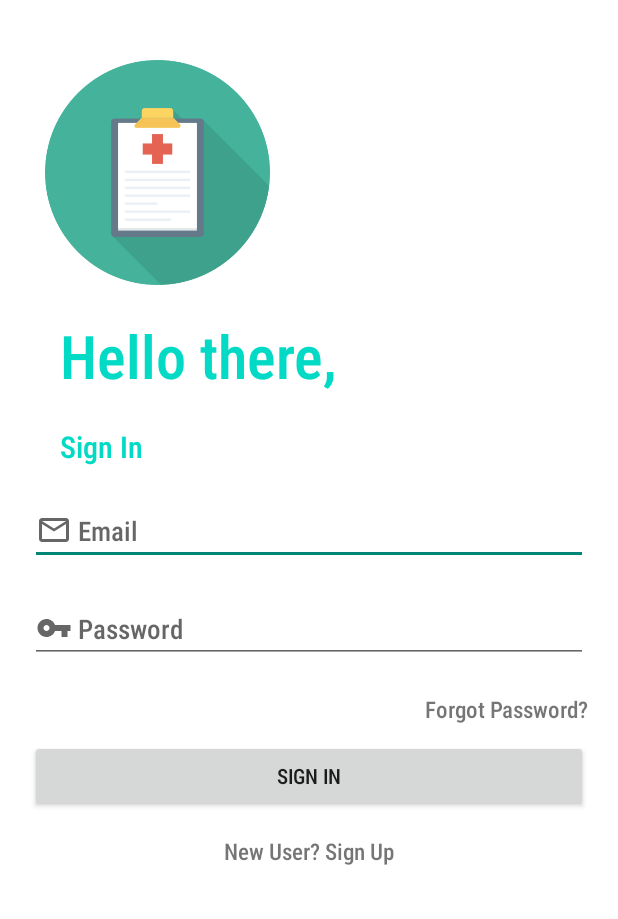
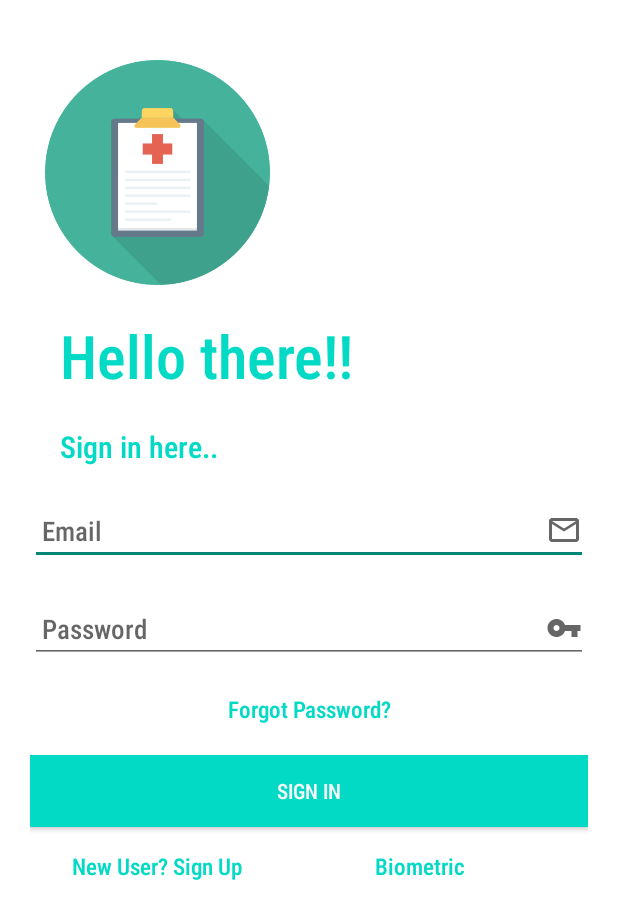
Before and after one commit to karthika251199/Aayush, an Android app: the screen it shows after launch (Login), on a phone screen of 412 x 824 dp. Shown: the top 919 px of the screen. Run offline under Robolectric (Android 15) with nearby library versions, the phone set to English and light mode, and no system bars; our stand-ins replace Firebase (no records; nobody signed in at launch, a user with empty details on screens opened directly).

Commit message:
updated homepage

```diff
--- a/app/build.gradle
+++ b/app/build.gradle
@@ -32,5 +32,6 @@ dependencies {
     testImplementation 'junit:junit:4.12'
     androidTestImplementation 'androidx.test.ext:junit:1.1.2'
     androidTestImplementation 'androidx.test.espresso:espresso-core:3.3.0'
+    implementation 'androidx.biometric:biometric:1.0.1'
 
 }
--- a/app/src/main/java/com/example/aaush/Login.java
+++ b/app/src/main/java/com/example/aaush/Login.java
@@ -26,7 +26,7 @@ public class Login extends AppCompatActivity {
 
     Button mLoginBtn;
     EditText mEmail,mPassword;
-    TextView Sign,forgotTextLink;
+    TextView Sign,forgotTextLink,btbio;
     FirebaseAuth fAuth;
 
     @Override
@@ -35,6 +35,7 @@ public class Login extends AppCompatActivity {
         getWindow().setFlags(WindowManager.LayoutParams.FLAG_FULLSCREEN,WindowManager.LayoutParams.FLAG_FULLSCREEN);
         setContentView(R.layout.activity_login);
 
+        btbio= findViewById(R.id.btbio);
         Sign = findViewById(R.id.Sign);
         mEmail = findViewById(R.id.Email);
         mPassword = findViewById(R.id.password);
@@ -69,7 +70,7 @@ public class Login extends AppCompatActivity {
 
                         if(task.isSuccessful()){
                             Toast.makeText(Login.this, "Logged In!!", Toast.LENGTH_SHORT).show();
-                            startActivity(new Intent(getApplicationContext(),HomePage.class));
+                            startActivity(new Intent(getApplicationContext(),Gridview.class));
                         }else{
                             Toast.makeText(Login.this, "Please enter valid password or email", Toast.LENGTH_SHORT).show();
                         }
@@ -86,6 +87,15 @@ public class Login extends AppCompatActivity {
             public void onClick(View view) {
                 startActivity(new Intent(getApplicationContext(),Register.class));
             }
+        });
+
+        btbio.setOnClickListener(new View.OnClickListener()
+        {
+            @Override
+            public void onClick(View view) {
+                startActivity(new Intent(getApplicationContext(),Biometric.class));
+            }
+
         });
 
         forgotTextLink.setOnClickListener(new View.OnClickListener() {
@@ -132,4 +142,5 @@ public class Login extends AppCompatActivity {
             }
         });
     }
+
 }
--- a/app/src/main/res/layout/activity_login.xml
+++ b/app/src/main/res/layout/activity_login.xml
@@ -25,7 +25,7 @@
         android:layout_marginLeft="20dp"
         android:layout_width="wrap_content"
         android:layout_height="wrap_content"
-        android:text="Hello there,"
+        android:text="Hello there!!"
         android:textSize="40sp"
         android:transitionName="logo_text"
         android:fontFamily="sans-serif-condensed-medium"
@@ -37,7 +37,7 @@
         android:layout_height="wrap_content"
         android:layout_marginTop="20dp"
         android:layout_marginLeft="20dp"
-        android:text="Sign In"
+        android:text="Sign in here.."
         android:textSize="20dp"
         android:fontFamily="sans-serif-condensed-medium"
         android:textColor="@color/colorAccent"/>
@@ -52,7 +52,7 @@
         <EditText
             android:id="@+id/Email"
             android:layout_width="match_parent"
-            android:drawableLeft="@drawable/ic_message"
+            android:drawableRight="@drawable/ic_message"
             android:layout_height="wrap_content"
             android:hint=" Email"
             android:fontFamily="sans-serif-condensed-medium"/>
@@ -61,7 +61,7 @@
             android:id="@+id/password"
             android:layout_width="match_parent"
             android:layout_height="wrap_content"
-            android:drawableLeft="@drawable/ic_key"
+            android:drawableRight="@drawable/ic_key"
             android:layout_marginTop="20dp"
             android:hint=" Password"
             android:inputType="textPassword"
@@ -73,33 +73,56 @@
             android:layout_marginTop="20dp"
             android:background="#00000000"
             android:elevation="0dp"
-            android:layout_gravity="right"
-            android:gravity="right"
+            android:layout_gravity="center"
+            android:gravity="center"
             android:textSize="15dp"
+            android:textColor="@color/colorAccent"
             android:fontFamily="sans-serif-condensed-medium"
             android:text="Forgot Password?"
-            android:id="@+id/forgotPassword"
-            />
+            android:id="@+id/forgotPassword" />
 
         <Button
             android:id="@+id/loginBtn"
             android:layout_width="match_parent"
             android:layout_height="wrap_content"
-            android:layout_marginTop="10dp"
+            android:background="@color/colorAccent"
+            android:layout_marginTop="20dp"
+            android:textColor="#F6F8F8"
             android:fontFamily="sans-serif-condensed-medium"
             android:text="Sign In" />
 
+        <LinearLayout
+            android:layout_width="wrap_content"
+            android:layout_height="wrap_content"
+            android:orientation="horizontal">
+
             <TextView
-            android:layout_width="200dp"
+                android:layout_width="150dp"
                 android:id="@+id/Sign"
                 android:layout_height="wrap_content"
                 android:layout_marginTop="15dp"
-            android:layout_gravity="center_horizontal"
+                android:layout_marginLeft="10dp"
                 android:gravity="center"
                 android:background="#00000000"
+                android:textColor="@color/colorAccent"
                 android:textSize="15dp"
                 android:fontFamily="sans-serif-condensed-medium"
                 android:text="New User? Sign Up" />
+
+            <TextView
+                android:id="@+id/btbio"
+                android:layout_width="wrap_content"
+                android:layout_height="wrap_content"
+                android:layout_marginTop="15dp"
+                android:layout_marginLeft="70sp"
+                android:textColor="@color/colorAccent"
+                android:background="#00000000"
+                android:fontFamily="sans-serif-condensed-medium"
+                android:gravity="center"
+                android:text="Biometric"
+                android:textSize="15dp" />
+
+        </LinearLayout>
     </LinearLayout>
 
 </LinearLayout>
```
Also changed, not shown: app/src/main/AndroidManifest.xml (+6 -3 lines), app/src/main/java/com/example/aaush/Biometric.java (added, +102 -0 lines), app/src/main/java/com/example/aaush/Gridview.java (added, +121 -0 lines), app/src/main/java/com/example/aaush/HomePage.java (deleted, +0 -81 lines), app/src/main/res/drawable/biobg.xml (added, +9 -0 lines), app/src/main/res/drawable/custom_button.xml (added, +7 -0 lines), app/src/main/res/drawable/ic_baseline_fingerprint_24.xml (added, +5 -0 lines), app/src/main/res/layout/activity_biometric.xml (added, +41 -0 lines), app/src/main/res/layout/activity_gridview.xml (added, +125 -0 lines), app/src/main/res/layout/activity_home_page.xml (deleted, +0 -111 lines), app/src/main/res/drawable/camara2.jpg (added), app/src/main/res/drawable/medical.png (added), app/src/main/res/drawable/roundcalender.jpg (added), app/src/main/res/drawable/share1.png (added). Lines whose indentation alone changed are shown as unchanged.
